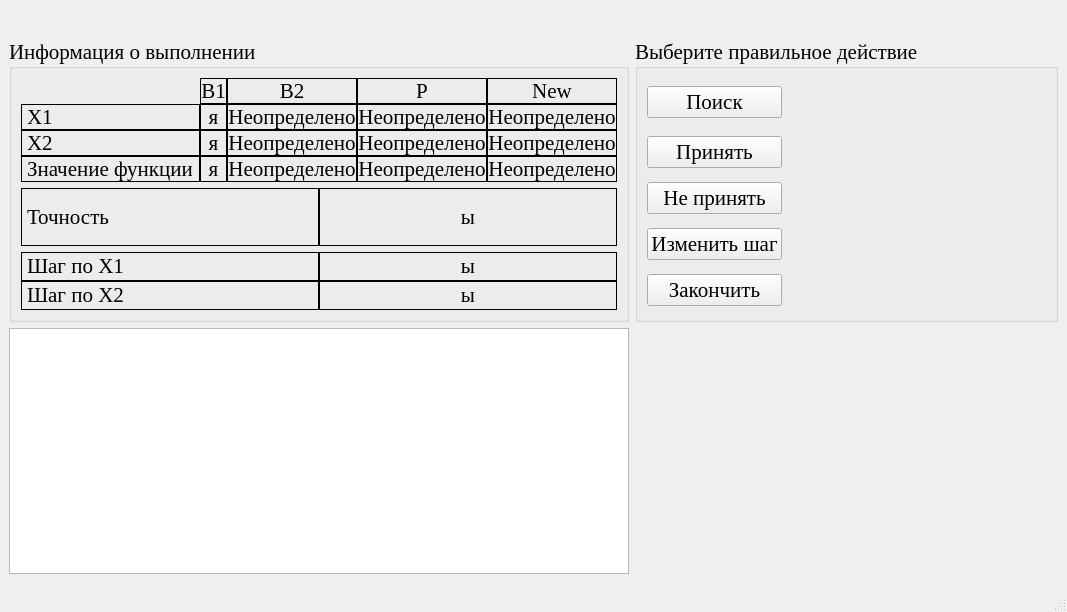
This is optimizationmethods/ui/HuGi.ui in Eliminationzx/optimizationmethods as Qt 5 draws it before an edit. The edited form follows.
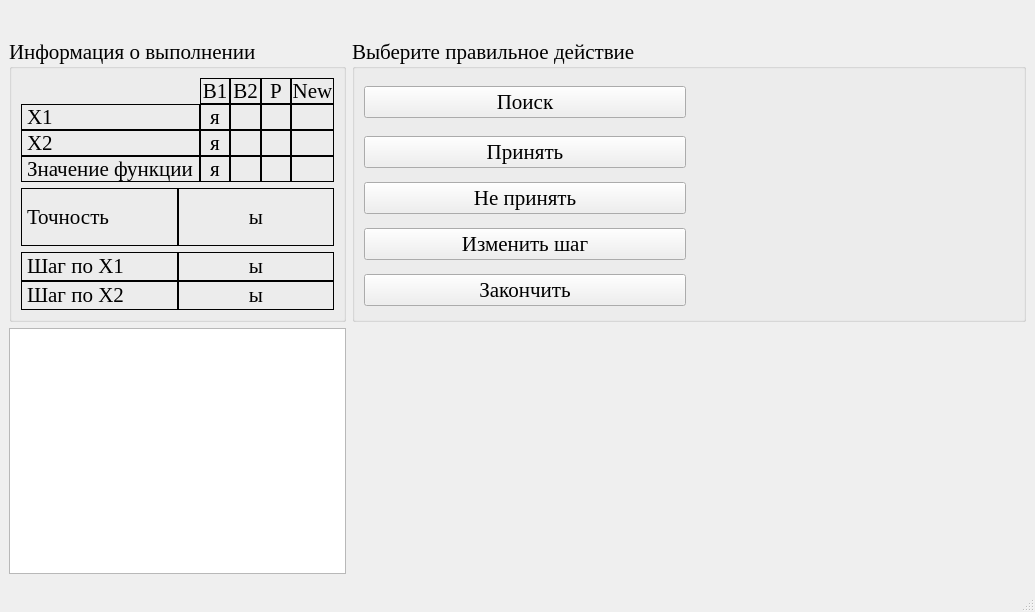
This is the edited form. Icons and pictures are not drawn.

Patch:
```diff
--- a/optimizationmethods/ui/HuGi.ui
+++ b/optimizationmethods/ui/HuGi.ui
@@ -144,9 +144,6 @@
            <property name="frameShape">
             <enum>QFrame::Box</enum>
            </property>
-           <property name="text">
-            <string>Неопределено</string>
-           </property>
            <property name="alignment">
             <set>Qt::AlignCenter</set>
            </property>
@@ -160,9 +157,6 @@
            <property name="frameShape">
             <enum>QFrame::Box</enum>
            </property>
-           <property name="text">
-            <string>Неопределено</string>
-           </property>
            <property name="alignment">
             <set>Qt::AlignCenter</set>
            </property>
@@ -176,9 +170,6 @@
            <property name="frameShape">
             <enum>QFrame::Box</enum>
            </property>
-           <property name="text">
-            <string>Неопределено</string>
-           </property>
            <property name="alignment">
             <set>Qt::AlignCenter</set>
            </property>
@@ -221,9 +212,6 @@
            <property name="frameShape">
             <enum>QFrame::Box</enum>
            </property>
-           <property name="text">
-            <string>Неопределено</string>
-           </property>
            <property name="alignment">
             <set>Qt::AlignCenter</set>
            </property>
@@ -237,9 +225,6 @@
            <property name="frameShape">
             <enum>QFrame::Box</enum>
            </property>
-           <property name="text">
-            <string>Неопределено</string>
-           </property>
            <property name="alignment">
             <set>Qt::AlignCenter</set>
            </property>
@@ -253,9 +238,6 @@
            <property name="frameShape">
             <enum>QFrame::Box</enum>
            </property>
-           <property name="text">
-            <string>Неопределено</string>
-           </property>
            <property name="alignment">
             <set>Qt::AlignCenter</set>
            </property>
@@ -298,9 +280,6 @@
            <property name="frameShape">
             <enum>QFrame::Box</enum>
            </property>
-           <property name="text">
-            <string>Неопределено</string>
-           </property>
            <property name="alignment">
             <set>Qt::AlignCenter</set>
            </property>
@@ -314,9 +293,6 @@
            <property name="frameShape">
             <enum>QFrame::Box</enum>
            </property>
-           <property name="text">
-            <string>Неопределено</string>
-           </property>
            <property name="alignment">
             <set>Qt::AlignCenter</set>
            </property>
@@ -330,9 +306,6 @@
            <property name="frameShape">
             <enum>QFrame::Box</enum>
            </property>
-           <property name="text">
-            <string>Неопределено</string>
-           </property>
            <property name="alignment">
             <set>Qt::AlignCenter</set>
            </property>
```
